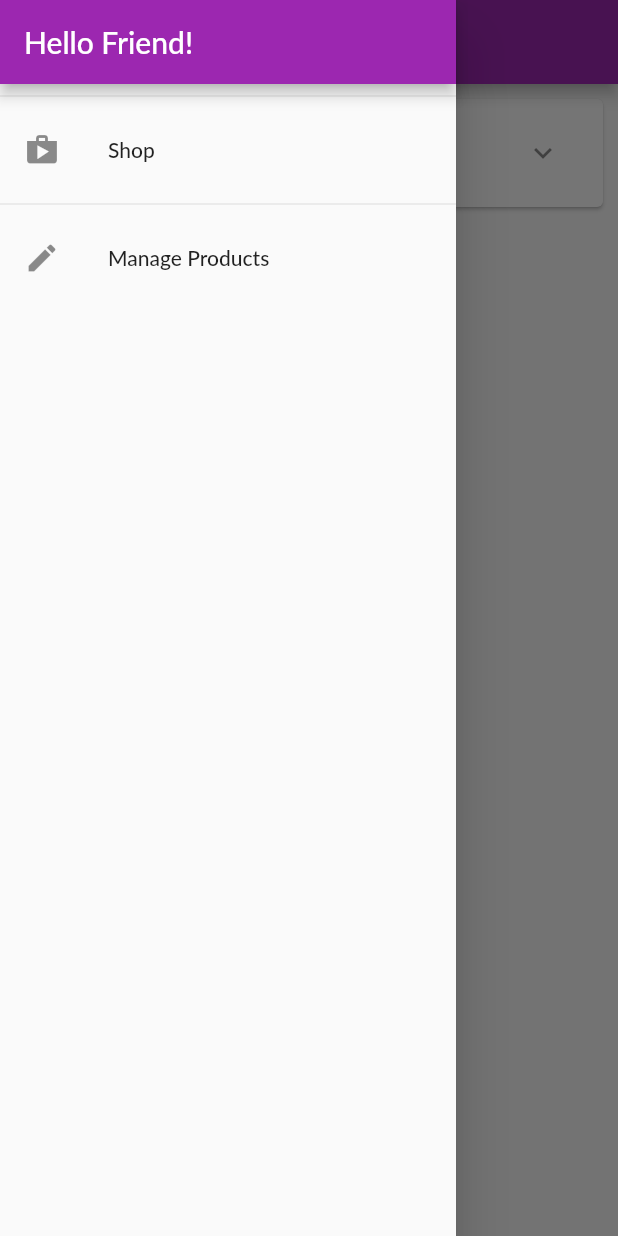
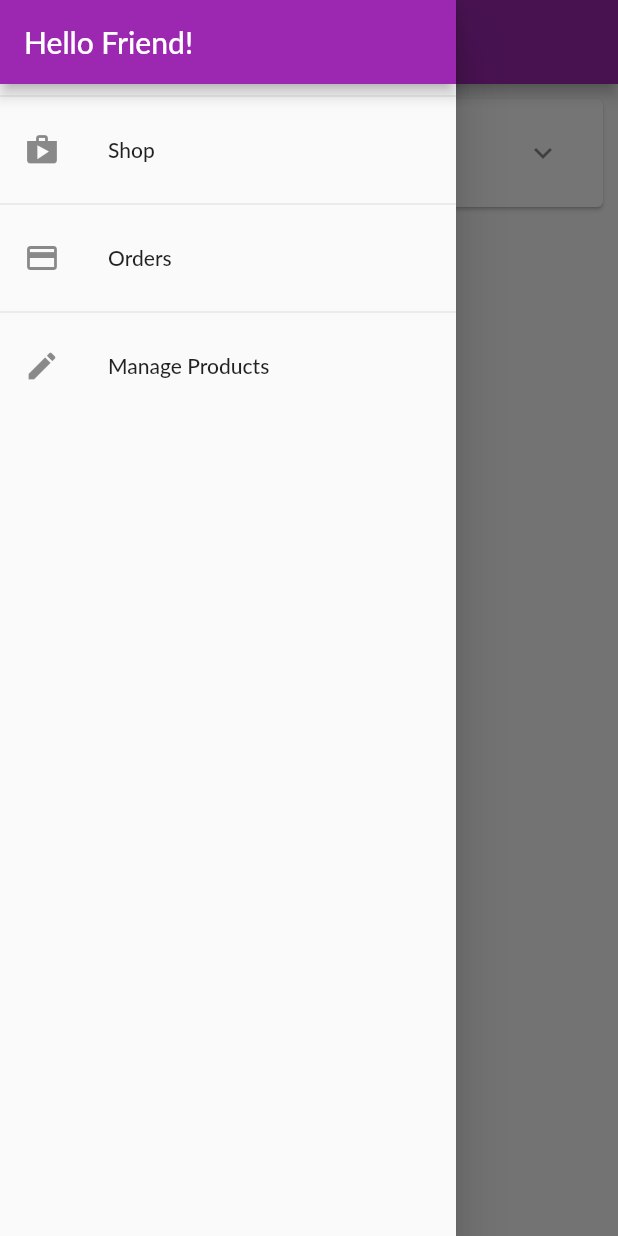
Before and after one commit to TAMLELE/ct484, a Flutter app: the OrdersScreen screen opened by its route, with the side drawer open, on a phone screen of 412 x 824 dp. Run offline on Flutter 3.47's test engine with Material 2 defaults, Android fonts, the phone set to English and light mode, and no system bars; Roboto replaces fonts that are missing (Lato); statements that could not run were skipped.

Commit message:
Quan ly trang thai voi provider - OrdersManager

```diff
--- a/lib/main.dart
+++ b/lib/main.dart
@@ -18,6 +18,9 @@ class MyApp extends StatelessWidget {
         ),
         ChangeNotifierProvider(
           create: (ctx) => CartManager(),
+        ),
+        ChangeNotifierProvider(
+          create: (ctx) => OrdersManager(),
         ),
       ],
       child: MaterialApp(
--- a/lib/ui/cart/cart_screen.dart
+++ b/lib/ui/cart/cart_screen.dart
@@ -75,10 +75,12 @@ class CartScreen extends StatelessWidget {
                   cart.clear();
                 },
                 style: TextButton.styleFrom(
-                textStyle: TextStyle(color: Theme.of(context).primaryColor),
+                  textStyle:
+                TextStyle(color: Theme.of(context).primaryColor),
               ),
               child: const Text('ORDER NOW'),
             ),
+
           ],
         ),
       ),
--- a/lib/ui/orders/orders_manager.dart
+++ b/lib/ui/orders/orders_manager.dart
@@ -1,7 +1,6 @@
-import 'package:flutter/cupertino.dart';
+import 'package:flutter/foundation.dart';
 
 import '../../models/cart_item.dart';
-
 import '../../models/order_item.dart';
 
 class OrdersManager with ChangeNotifier {
@@ -10,12 +9,7 @@ class OrdersManager with ChangeNotifier {
       id: 'o1',
       amount: 59.98,
       products: [
-        CartItem(
-          id: 'c1',
-          title: 'Red Shirt',
-          price: 29.99,
-          quantity: 2,
-        )
+        CartItem(id: 'c1', title: 'Red Shirt', quantity: 2, price: 29.99)
       ],
       dateTime: DateTime.now(),
     )
@@ -29,5 +23,16 @@ class OrdersManager with ChangeNotifier {
     return [..._orders];
   }
 
-  void addOrder(List<CartItem> products, double totalAmount) {}
+  void addOrder(List<CartItem> cartProducts, double total) {
+    _orders.insert(
+      0,
+      OrderItem(
+        id: 'o${DateTime.now().toIso8601String()}',
+        amount: total,
+        products: cartProducts,
+        dateTime: DateTime.now(),
+      ),
+    );
+    notifyListeners();
+  }
 }
--- a/lib/ui/orders/orders_screen.dart
+++ b/lib/ui/orders/orders_screen.dart
@@ -1,5 +1,6 @@
 import 'package:flutter/material.dart';
 
+import 'package:provider/provider.dart';
 import 'orders_manager.dart';
 import 'order_item_card.dart';
 import '../shared/app_drawer.dart';
@@ -7,19 +8,21 @@ import '../shared/app_drawer.dart';
 class OrdersScreen extends StatelessWidget {
   static const routeName = '/orders';
   const OrdersScreen({super.key});
-
   @override
   Widget build(BuildContext context) {
-    print('buildung orders');
-    final ordersManager = OrdersManager();
+    print('building orders');
     return Scaffold(
       appBar: AppBar(
-        title: const Text('Your orders'),
+        title: const Text('Your Orders'),
       ),
       drawer: const AppDrawer(),
-      body: ListView.builder(
-        itemCount: ordersManager.orderCount,
-        itemBuilder: (ctx, i) => OrderItemCard(ordersManager.orders[i]),
+      body: Consumer<OrdersManager>(
+        builder: (ctx, ordersManager, child) {
+          return ListView.builder(
+            itemCount: ordersManager.orderCount,
+            itemBuilder: (ctx, i) => OrderItemCard(ordersManager.orders[i]),
+          );
+        },
       ),
     );
   }
--- a/lib/ui/shared/app_drawer.dart
+++ b/lib/ui/shared/app_drawer.dart
@@ -25,6 +25,15 @@ class AppDrawer extends StatelessWidget {
           ),
           const Divider(),
           ListTile(
+            leading: const Icon(Icons.payment),
+            title: const Text('Orders'),
+            onTap: () {
+              Navigator.of(context)
+                  .pushReplacementNamed(OrdersScreen.routeName);
+            },
+          ),
+          const Divider(),
+          ListTile(
             leading: const Icon(Icons.edit),
             title: const Text('Manage Products'),
             onTap: () {
```
Lines whose indentation alone changed are shown as unchanged.
